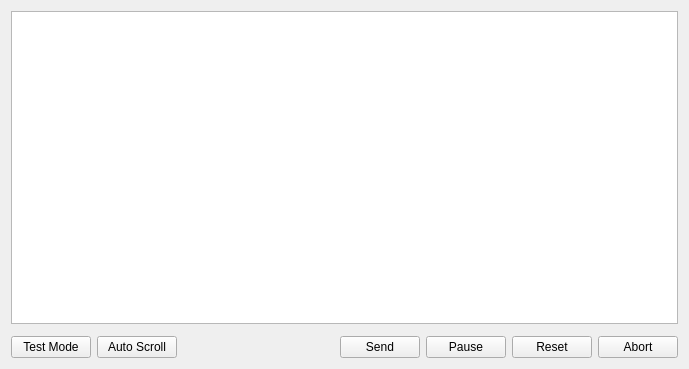
First picture: the form in View/ProgramForm.ui, repository octronic-uk/Candle, before the edit.
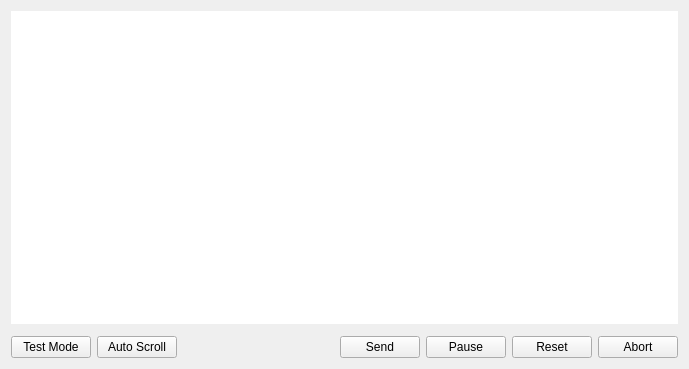
Second picture: the form after the edit.

```diff
--- a/View/ProgramForm.ui
+++ b/View/ProgramForm.ui
@@ -15,7 +15,20 @@
   </property>
   <layout class="QVBoxLayout" name="verticalLayout">
    <item>
-    <widget class="QTableView" name="programTable"/>
+    <widget class="QTableView" name="programTable">
+     <property name="frameShape">
+      <enum>QFrame::NoFrame</enum>
+     </property>
+     <property name="frameShadow">
+      <enum>QFrame::Plain</enum>
+     </property>
+     <property name="alternatingRowColors">
+      <bool>true</bool>
+     </property>
+     <property name="selectionMode">
+      <enum>QAbstractItemView::SingleSelection</enum>
+     </property>
+    </widget>
    </item>
    <item>
     <layout class="QHBoxLayout" name="horizontalLayout">
```
